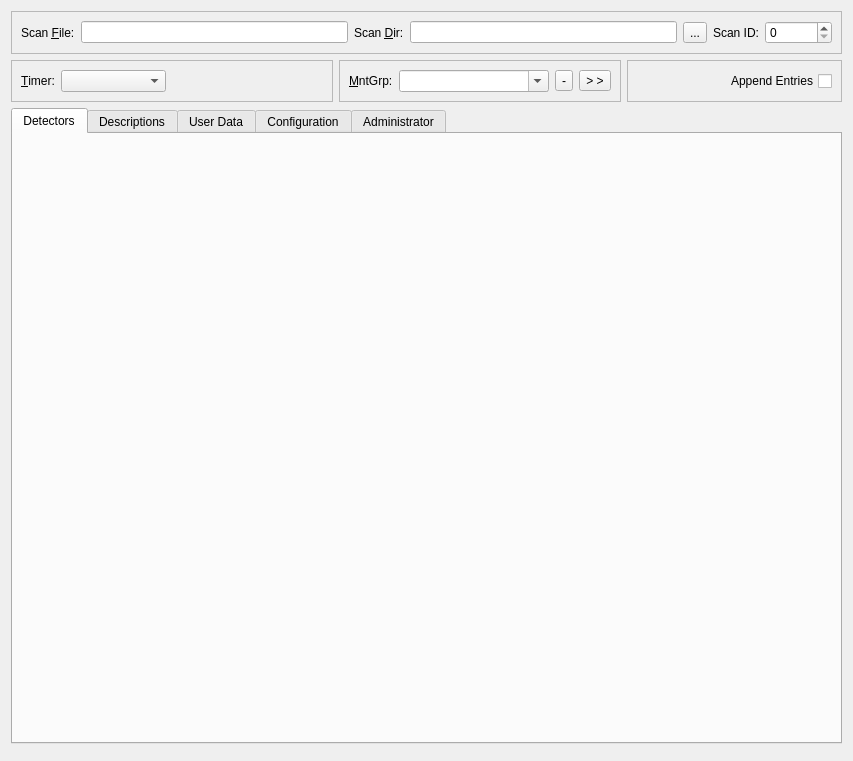
The window that nxsselector/ui/Selector.ui (nexdatas/nxselector) describes before a commit, drawn with Qt 5.
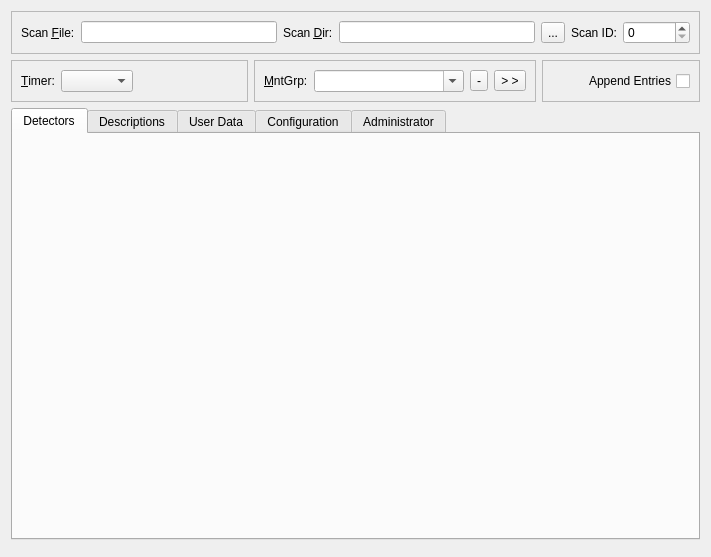
The same window after the commit.

Patch:
```diff
--- a/nxsselector/ui/Selector.ui
+++ b/nxsselector/ui/Selector.ui
@@ -6,8 +6,8 @@
    <rect>
     <x>0</x>
     <y>0</y>
-    <width>853</width>
-    <height>761</height>
+    <width>711</width>
+    <height>557</height>
    </rect>
   </property>
   <property name="windowTitle">
```
